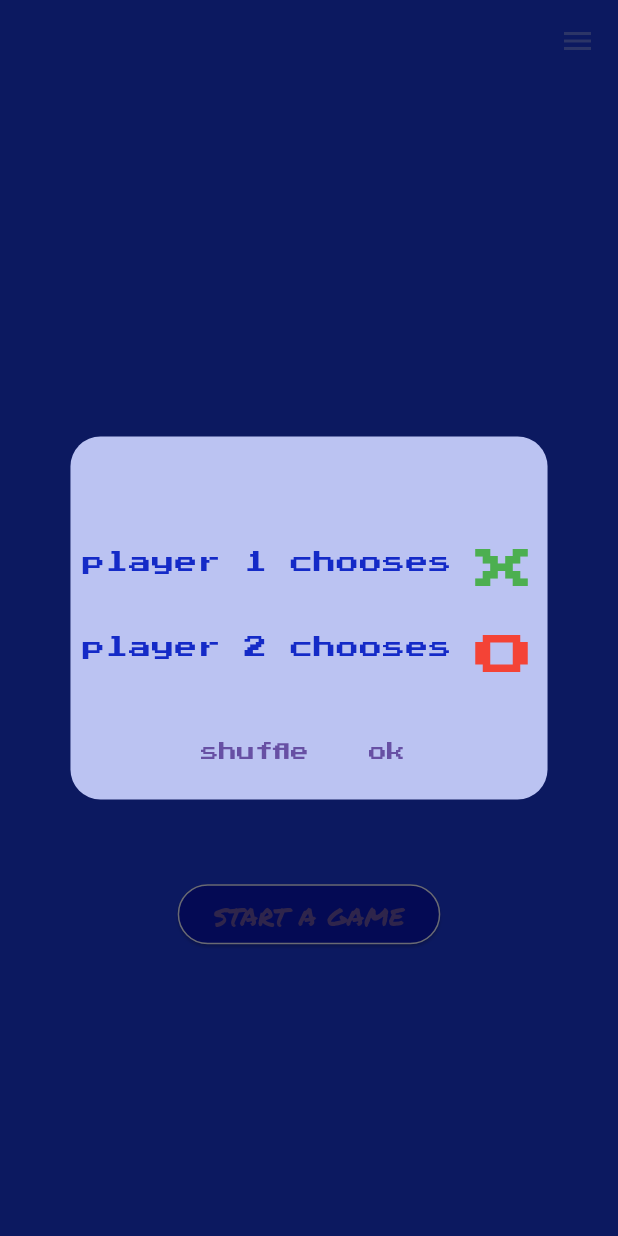
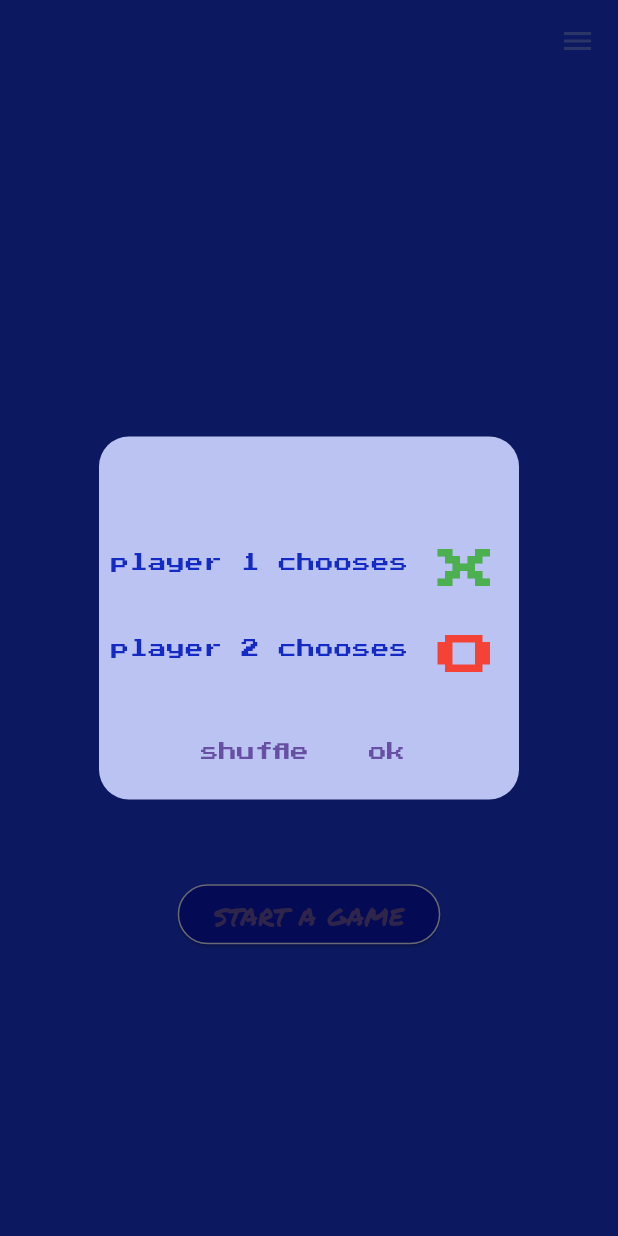
Before and after one commit to MohammedSolyman/tic_tac_toe, a Flutter app: the GameView screen opened directly with empty values, after a tap on "start a game", on a phone screen of 412 x 824 dp. Run offline on Flutter 3.47's test engine with Material 3 defaults, Android fonts, the phone set to English and light mode, and no system bars; drawn by our look-alikes of auto_size_text; our stand-ins replace get, google_fonts.

Commit message:
game dialog textx were autosized

```diff
--- a/lib/views/game_view/components/dialog_game.dart
+++ b/lib/views/game_view/components/dialog_game.dart
@@ -1,3 +1,4 @@
+import 'package:auto_size_text/auto_size_text.dart';
 import 'package:flutter/material.dart';
 import 'package:get/get.dart';
 import 'package:tic_tac_toe/controllers/game_comtroller.dart';
@@ -6,34 +7,146 @@ import 'package:google_fonts/google_fonts.dart';
 dialogGame(BuildContext context) async {
   GameController controller = Get.put(GameController());
 
+  // Widget widget = Obx(() {
+  //   return Center(
+  //     child: Material(
+  //       child: Container(
+  //         width: MediaQuery.of(context).size.width * 0.75,
+  //         height: MediaQuery.of(context).size.height * 0.25,
+  //         decoration: BoxDecoration(
+  //             color: Theme.of(context).primaryColorLight,
+  //             border:
+  //                 Border.all(width: 3, color: Theme.of(context).primaryColor),
+  //             borderRadius: const BorderRadius.all(Radius.circular(15))),
+  //         child: Column(
+  //           mainAxisAlignment: MainAxisAlignment.spaceAround,
+  //           children: [
+  //             Column(
+  //               children: [
+  //                 Row(
+  //                   mainAxisAlignment: MainAxisAlignment.spaceAround,
+  //                   children: [
+  //                     SizedBox(
+  //                       width: MediaQuery.of(context).size.width * 0.60,
+  //                       child: AutoSizeText('player 1 chooses ',
+  //                           maxLines: 1,
+  //                           minFontSize: 5,
+  //                           style: Theme.of(context).textTheme.bodySmall),
+  //                     ),
+  //                     controller.gameViewModel.value.player1chooseX
+  //                         ? SmallX(
+  //                             width: MediaQuery.of(context).size.width * 0.15)
+  //                         : SmallO(
+  //                             width: MediaQuery.of(context).size.width * 0.15)
+  //                   ],
+  //                 ),
+  //                 Row(
+  //                   mainAxisAlignment: MainAxisAlignment.spaceAround,
+  //                   children: [
+  //                     SizedBox(
+  //                       width: MediaQuery.of(context).size.width * 0.60,
+  //                       child: AutoSizeText('player 2 chooses ',
+  //                           maxLines: 1,
+  //                           minFontSize: 5,
+  //                           style: Theme.of(context).textTheme.bodySmall),
+  //                     ),
+  //                     controller.gameViewModel.value.player1chooseX
+  //                         ? SmallO(
+  //                             width: MediaQuery.of(context).size.width * 0.15)
+  //                         : SmallX(
+  //                             width: MediaQuery.of(context).size.width * 0.15)
+  //                   ],
+  //                 ),
+  //               ],
+  //             ),
+  //             Row(
+  //               mainAxisAlignment: MainAxisAlignment.spaceAround,
+  //               children: [
+  //                 InkWell(
+  //                   onTap: () {
+  //                     controller.shuffleXO();
+  //                   },
+  //                   child: AutoSizeText(
+  //                     'shuffle',
+  //                     maxLines: 1,
+  //                     minFontSize: 5,
+  //                     style: Theme.of(context).textTheme.bodySmall,
+  //                   ),
+  //                 ),
+  //                 InkWell(
+  //                   onTap: () {
+  //                     controller.okFunction();
+  //                   },
+  //                   child: AutoSizeText(
+  //                     'ok',
+  //                     maxLines: 1,
+  //                     minFontSize: 5,
+  //                     style: Theme.of(context).textTheme.bodySmall,
+  //                   ),
+  //                 ),
+  //               ],
+  //             )
+  //           ],
+  //         ),
+  //       ),
+  //     ),
+  //   );
+  // });
+
+  // await Get.dialog(widget);
+
   await Get.defaultDialog(
     backgroundColor: Theme.of(context).primaryColorLight,
     title: '',
     content: Column(
       children: [
         Row(
+          mainAxisAlignment: MainAxisAlignment.spaceAround,
           children: [
-            Text('player 1 chooses ',
-                style: Theme.of(context).textTheme.bodySmall),
+            Expanded(
+              flex: 4,
+              child: AutoSizeText('player 1 chooses ',
+                  maxLines: 1,
+                  minFontSize: 5,
+                  style: Theme.of(context).textTheme.bodySmall),
+            ),
             Obx(() {
               String symbol =
                   controller.gameViewModel.value.player1chooseX ? 'x' : 'o';
-              return Text(symbol,
-                  style: GoogleFonts.pressStart2p(
-                      color: symbol == 'x' ? Colors.green : Colors.red));
+              return Expanded(
+                child: Center(
+                  child: AutoSizeText(symbol,
+                      maxLines: 1,
+                      // minFontSize: 5,
+                      style: GoogleFonts.pressStart2p(
+                          color: symbol == 'x' ? Colors.green : Colors.red)),
+                ),
+              );
             }),
           ],
         ),
         Row(
+          mainAxisAlignment: MainAxisAlignment.spaceAround,
           children: [
-            Text('player 2 chooses ',
-                style: Theme.of(context).textTheme.bodySmall),
+            Expanded(
+              flex: 4,
+              child: AutoSizeText('player 2 chooses ',
+                  maxLines: 1,
+                  //  minFontSize: 5,
+                  style: Theme.of(context).textTheme.bodySmall),
+            ),
             Obx(() {
               String symbol =
                   controller.gameViewModel.value.player1chooseX ? 'o' : 'x';
-              return Text(symbol,
-                  style: GoogleFonts.pressStart2p(
-                      color: symbol == 'x' ? Colors.green : Colors.red));
+              return Expanded(
+                child: Center(
+                  child: AutoSizeText(symbol,
+                      maxLines: 1,
+                      // minFontSize: 5,
+                      style: GoogleFonts.pressStart2p(
+                          color: symbol == 'x' ? Colors.green : Colors.red)),
+                ),
+              );
             }),
           ],
         ),
@@ -57,3 +170,29 @@ dialogGame(BuildContext context) async {
     ],
   );
 }
+
+// class SmallX extends StatelessWidget {
+//   const SmallX({required this.width, super.key});
+//   final double width;
+
+//   @override
+//   Widget build(BuildContext context) {
+//     return AutoSizeText('x',
+//         style: GoogleFonts.pressStart2p(
+//           color: Colors.green,
+//         ));
+//   }
+// }
+
+// class SmallO extends StatelessWidget {
+//   const SmallO({required this.width, super.key});
+//   final double width;
+
+//   @override
+//   Widget build(BuildContext context) {
+//     return AutoSizeText('o',
+//         style: GoogleFonts.pressStart2p(
+//           color: Colors.red,
+//         ));
+//   }
+// }
--- a/lib/views/game_view/components/legend.dart
+++ b/lib/views/game_view/components/legend.dart
@@ -1,3 +1,4 @@
+import 'package:auto_size_text/auto_size_text.dart';
 import 'package:flutter/material.dart';
 import 'package:get/get.dart';
 
@@ -18,8 +19,9 @@ class Legend extends StatelessWidget {
           builder: (context, op, widget) {
             return Opacity(opacity: op, child: widget);
           },
-          child: Text(
+          child: AutoSizeText(
               '${controller.gameViewModel.value.currentPlayer!.name}(${controller.gameViewModel.value.currentPlayer!.symbol}) is playing',
+              maxLines: 1,
               style: Theme.of(context).textTheme.displayMedium),
         );
       } else {
--- a/pubspec.yaml
+++ b/pubspec.yaml
@@ -38,6 +38,7 @@ dependencies:
   get:
   sqflite: ^2.3.0
   google_fonts: ^5.1.0
+  auto_size_text: ^3.0.0
 
 dev_dependencies:
   flutter_test:
```
Also changed, not shown: pubspec.lock.
